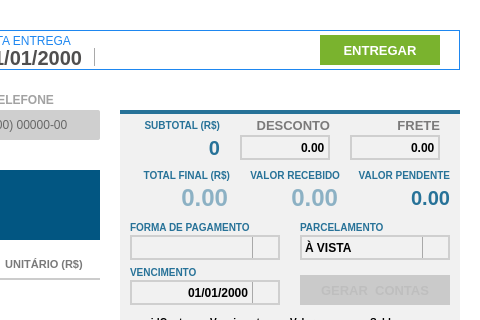
First picture: the form in UI_Files/formVendas.ui, repository andrersp/controleEstoque, before the edit; both pictures show x 520 to 1000 and y 0 to 320 of the 1000 by 500 pixel window.
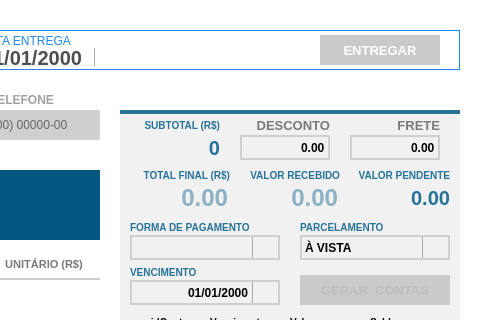
Second picture: the form after the edit. Icons and pictures are not drawn.

Patch:
```diff
--- a/UI_Files/formVendas.ui
+++ b/UI_Files/formVendas.ui
@@ -450,6 +450,9 @@
      </property>
     </widget>
     <widget class="QPushButton" name="bt_Entregar">
+     <property name="enabled">
+      <bool>false</bool>
+     </property>
      <property name="geometry">
       <rect>
        <x>820</x>
```
